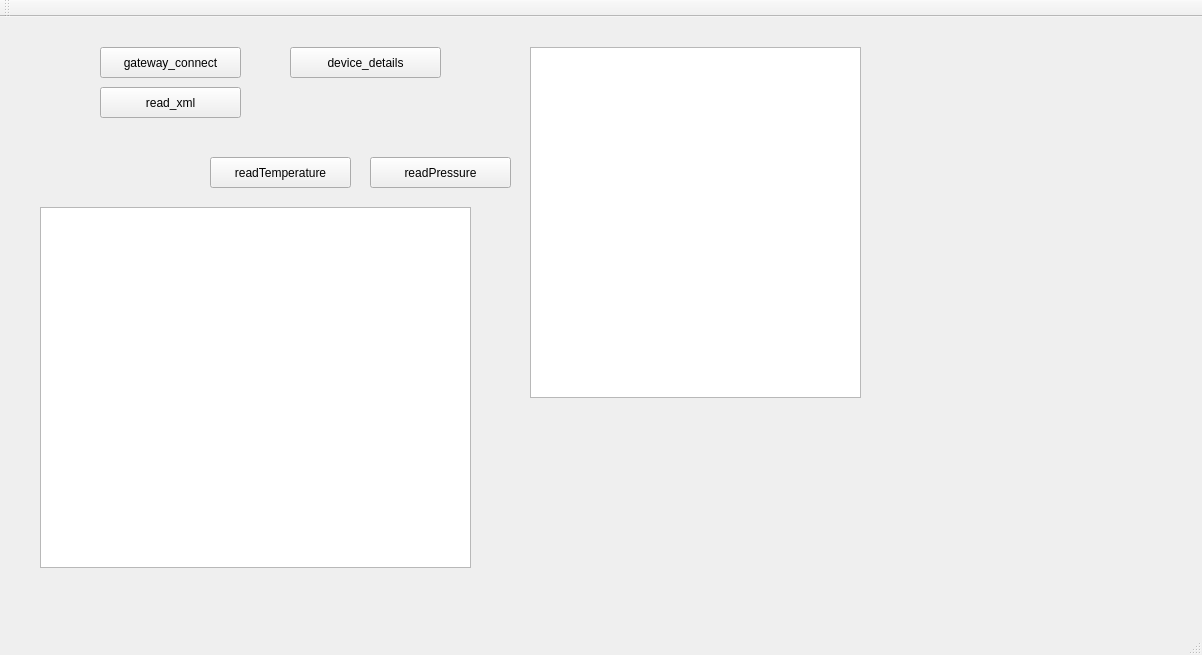
Qt form profibus/mainwindow.ui (axelwogawa/PROFIBus-Profis) before a commit.
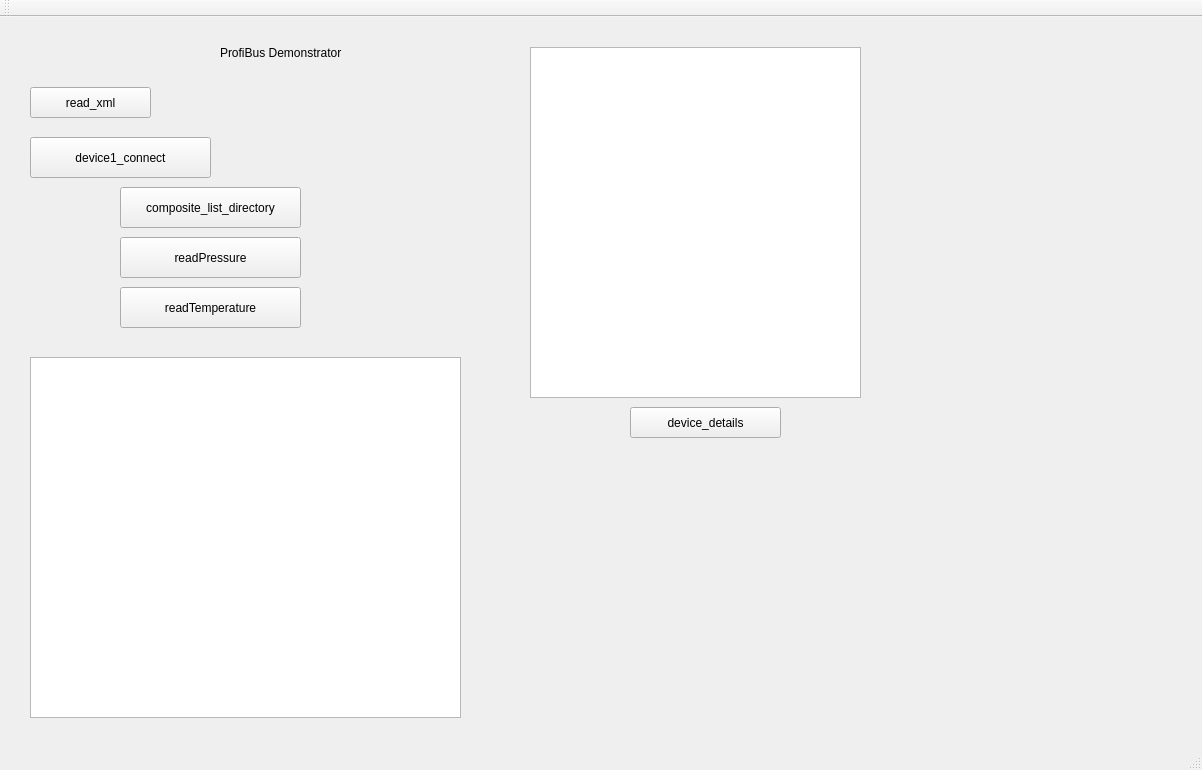
The same form after that commit.

Commit message: created a new create socket function, splitted readparameter to make it adaptable for new input commands, created a new parsing function to read composite dirextory list and entries, table added to make it visible

The edit to the form file:
```diff
--- a/profibus/mainwindow.ui
+++ b/profibus/mainwindow.ui
@@ -7,7 +7,7 @@
     <x>0</x>
     <y>0</y>
     <width>1202</width>
-    <height>655</height>
+    <height>770</height>
    </rect>
   </property>
   <property name="windowTitle">
@@ -17,26 +17,26 @@
    <widget class="QPushButton" name="gateway_connect">
     <property name="geometry">
      <rect>
-      <x>100</x>
-      <y>30</y>
-      <width>141</width>
-      <height>31</height>
+      <x>30</x>
+      <y>120</y>
+      <width>181</width>
+      <height>41</height>
      </rect>
     </property>
     <property name="mouseTracking">
      <bool>false</bool>
     </property>
     <property name="text">
-     <string>gateway_connect</string>
+     <string>device1_connect</string>
     </property>
    </widget>
    <widget class="QPushButton" name="pushButton_2">
     <property name="geometry">
      <rect>
-      <x>210</x>
-      <y>140</y>
-      <width>141</width>
-      <height>31</height>
+      <x>120</x>
+      <y>270</y>
+      <width>181</width>
+      <height>41</height>
      </rect>
     </property>
     <property name="text">
@@ -46,10 +46,10 @@
    <widget class="QPushButton" name="pushButton_3">
     <property name="geometry">
      <rect>
-      <x>370</x>
-      <y>140</y>
-      <width>141</width>
-      <height>31</height>
+      <x>120</x>
+      <y>220</y>
+      <width>181</width>
+      <height>41</height>
      </rect>
     </property>
     <property name="text">
@@ -59,8 +59,8 @@
    <widget class="QTextEdit" name="textEdit">
     <property name="geometry">
      <rect>
-      <x>40</x>
-      <y>190</y>
+      <x>30</x>
+      <y>340</y>
       <width>431</width>
       <height>361</height>
      </rect>
@@ -69,8 +69,8 @@
    <widget class="QPushButton" name="disconnect_gateway">
     <property name="geometry">
      <rect>
-      <x>290</x>
-      <y>30</y>
+      <x>630</x>
+      <y>390</y>
       <width>151</width>
       <height>31</height>
      </rect>
@@ -92,9 +92,9 @@
    <widget class="QPushButton" name="read_xml">
     <property name="geometry">
      <rect>
-      <x>100</x>
+      <x>30</x>
       <y>70</y>
-      <width>141</width>
+      <width>121</width>
       <height>31</height>
      </rect>
     </property>
@@ -102,6 +102,32 @@
      <string>read_xml</string>
     </property>
    </widget>
+   <widget class="QPushButton" name="composite_list_directory">
+    <property name="geometry">
+     <rect>
+      <x>120</x>
+      <y>170</y>
+      <width>181</width>
+      <height>41</height>
+     </rect>
+    </property>
+    <property name="text">
+     <string>composite_list_directory</string>
+    </property>
+   </widget>
+   <widget class="QLabel" name="label">
+    <property name="geometry">
+     <rect>
+      <x>220</x>
+      <y>10</y>
+      <width>191</width>
+      <height>51</height>
+     </rect>
+    </property>
+    <property name="text">
+     <string>ProfiBus Demonstrator</string>
+    </property>
+   </widget>
   </widget>
   <widget class="QMenuBar" name="menuBar">
    <property name="geometry">
```
The commit also changes 2 other files.
